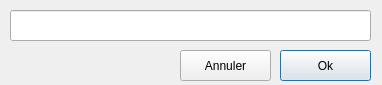
First picture: the form in src/gui/forms/ListNameDialog.ui, repository open-scan-crew/OpenScanTools, before the edit.
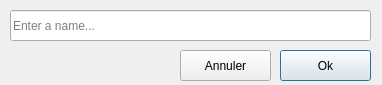
Second picture: the form after the edit.

What changed in the file:
```diff
--- a/src/gui/forms/ListNameDialog.ui
+++ b/src/gui/forms/ListNameDialog.ui
@@ -25,6 +25,9 @@
      <height>31</height>
     </rect>
    </property>
+   <property name="placeholderText">
+    <string>Enter a name...</string>
+   </property>
   </widget>
   <widget class="QPushButton" name="okBtn">
    <property name="geometry">
```
